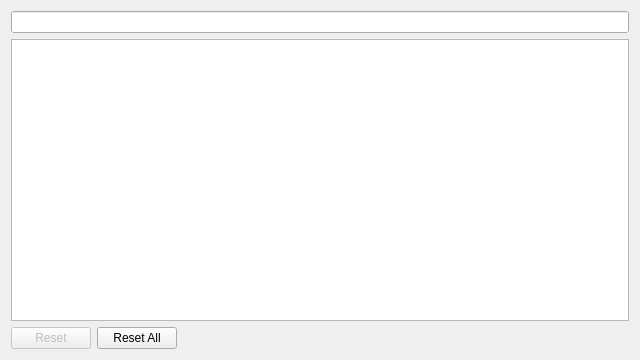
First picture: the form in src/libs/guisystem/commandssettingswidget.ui, repository ABBAPOH/andromeda, before the edit.
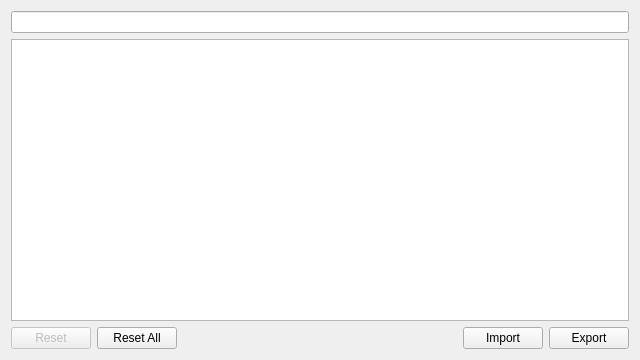
Second picture: the form after the edit. Custom widgets are drawn as their Qt base class.

Commit message: Add shortcut import-export

```diff
--- a/src/libs/guisystem/commandssettingswidget.ui
+++ b/src/libs/guisystem/commandssettingswidget.ui
@@ -68,6 +68,20 @@
        </property>
       </spacer>
      </item>
+     <item>
+      <widget class="QPushButton" name="importButton">
+       <property name="text">
+        <string>Import</string>
+       </property>
+      </widget>
+     </item>
+     <item>
+      <widget class="QPushButton" name="exportButton">
+       <property name="text">
+        <string>Export</string>
+       </property>
+      </widget>
+     </item>
     </layout>
    </item>
   </layout>
```
The commit also changes 6 other files.
